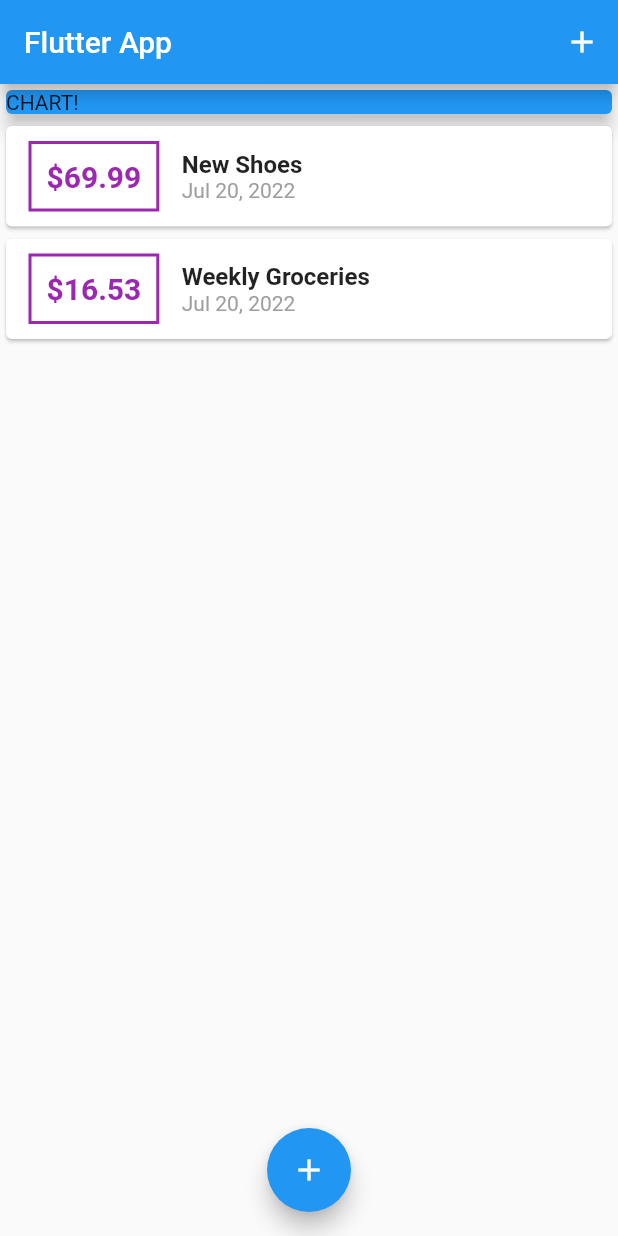
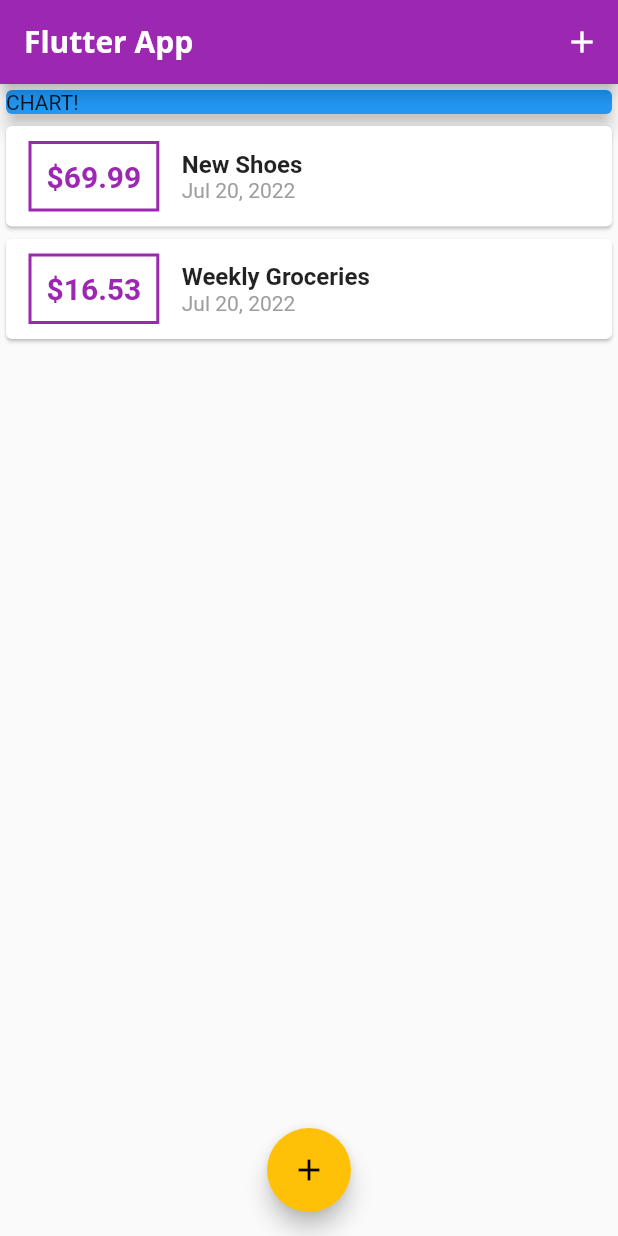
Before and after one commit to Ammar-JT/expenses_app, a Flutter app: the screen it shows after launch, on a phone screen of 412 x 824 dp. Run offline on Flutter 3.47's test engine with Material 2 defaults, Android fonts, the phone set to English and light mode, and no system bars.

Commit message:
Lesson 5: Styling input and output fields + AppBar buttons and floating action buttons + bottom modal + themes + textTheme with exception

```diff
--- a/lib/main.dart
+++ b/lib/main.dart
@@ -1,6 +1,6 @@
-// Lesson 5: Styling input and output fields + AppBar buttons and floating action buttons + bottom modal
+// Lesson 5: Styling input and output fields + AppBar buttons and floating action buttons + bottom modal + themes + textTheme with exception
 
-// styling input fields and output
+// Styling input fields and output
   // '\$${transactions[index].amount.toStringAsFixed(2)}'
   // keyboardType: TextInputType.number,
   // onSubmitted: (_) => submitData,
@@ -9,10 +9,24 @@
   // return Scaffold( appBar: AppBar(actions: <Widget>[IconButton()],))
   // return Scaffold( floatingActionButton: FloatingActionButton(),)
 
-// bottom modal:
+// Bottom Modal:
   //ShowModalBottomSheet(context, builder(context){}) << to show the modal obviously
   // context: is a context which never been explained before :/
   // builder(context){} is a function that will return a widget inside the modal
+
+// Themes:
+  // simply just put it in MaterialApp in the main app:
+  // theme: ThemeData()
+
+// fonts:
+  // 1- download the font
+  // 2- put it in root/fonts or root/assets/fonts but not in the lib
+  // 3- import it in the pubspec.yaml
+  // 4- put it in the theme in main
+
+// textTheme with exception:
+  // ThemeData.light().textTheme.copyWith() <<< this to use the already-defined ThemeData and change only what inside .copyWith()
+
 
 
 // ignore_for_file: sort_child_properties_last
@@ -30,6 +44,29 @@ class MyApp extends StatelessWidget {
     return MaterialApp(
       title: 'Flutter App',
       home: MyHomePage(),
+      theme: ThemeData(
+          primarySwatch: Colors.purple,
+          accentColor: Colors.amber,
+          fontFamily: 'Quicksand',
+          textTheme: ThemeData.light().textTheme.copyWith(
+            //headline6 instead of title
+            headline6: TextStyle(
+              fontFamily: 'OpenSans',
+              fontWeight: FontWeight.bold,
+              fontSize: 18,
+            ),
+          ),
+          appBarTheme: AppBarTheme(
+            textTheme: ThemeData.light().textTheme.copyWith(
+              headline6: TextStyle(
+                fontFamily: 'OpenSans',
+                fontSize: 20,
+                fontWeight: FontWeight.bold,
+              ),
+            ),
+          ),
+        ),
+
     );
   }
 }
```
Also changed, not shown: pubspec.yaml (+11 -11 lines), assets/fonts/OpenSans-Bold.ttf (added), assets/fonts/OpenSans-Regular.ttf (added), assets/fonts/Quicksand-Bold.ttf (added), assets/fonts/Quicksand-Light.ttf (added), assets/fonts/Quicksand-Medium.ttf (added), assets/fonts/Quicksand-Regular.ttf (added).
